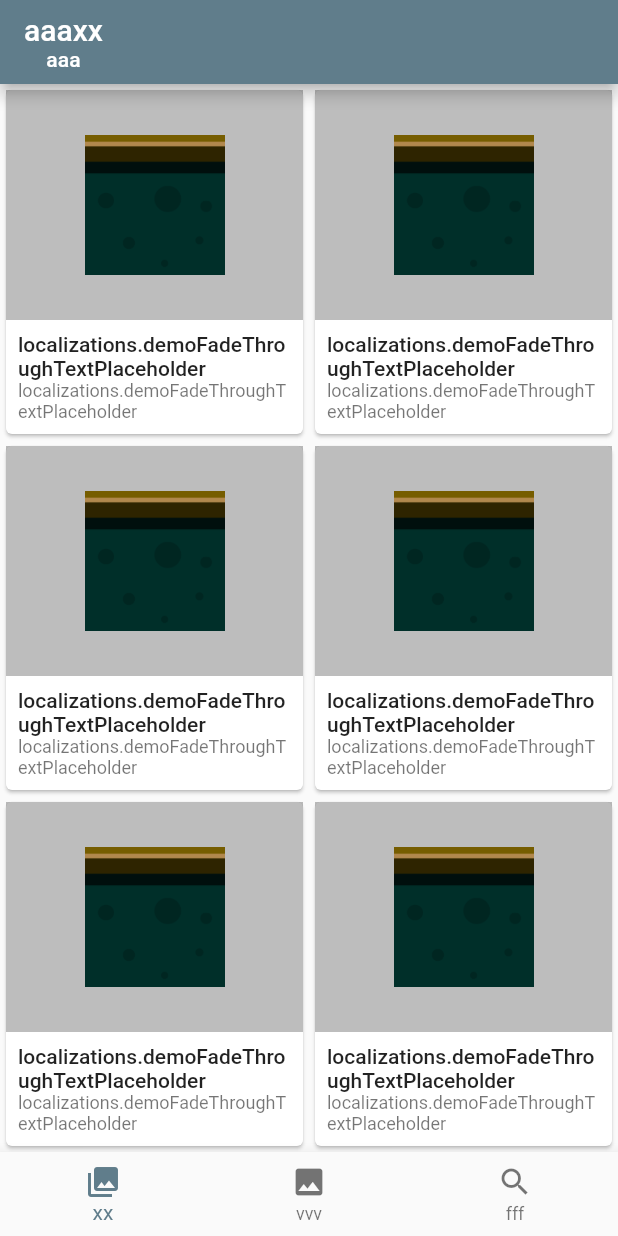
After one commit to Ruila/flutter-game, a Flutter app: the FadeThroughTransitionDemo screen opened directly, on a phone screen of 412 x 824 dp. The commit adds this screen. Run offline on Flutter 3.47's test engine with Material 2 defaults, Android fonts, the phone set to English and light mode, and no system bars; missing offline and left inert: flame.

Commit message:
rename containerTransfer

```diff
--- a/boxgame/lib/ui1/NDetailsCard.dart
+++ b/boxgame/lib/containerTransfer/NDetailsCard.dart
@@ -1,5 +1,5 @@
 import 'package:flutter/cupertino.dart';
-import 'package:boxgame/ui1/NInkWellOverlay.dart';
+import 'package:boxgame/containerTransfer/NInkWellOverlay.dart';
 import 'package:flutter/material.dart';
 
 class NDetailsCard extends StatelessWidget {
--- a/boxgame/lib/ui1/NDetailsListTitle.dart
+++ b/boxgame/lib/containerTransfer/NDetailsListTitle.dart
@@ -1,5 +1,5 @@
 import 'package:flutter/cupertino.dart';
-import 'package:boxgame/ui1/NInkWellOverlay.dart';
+import 'package:boxgame/containerTransfer/NInkWellOverlay.dart';
 import 'package:flutter/material.dart';
 
 class NDetailsListTile extends StatelessWidget {
--- a/boxgame/lib/ui1/NDetailsPage.dart
+++ b/boxgame/lib/containerTransfer/NDetailsPage.dart
@@ -1,5 +1,5 @@
 import 'package:flutter/cupertino.dart';
-import 'package:boxgame/ui1/NInkWellOverlay.dart';
+import 'package:boxgame/containerTransfer/NInkWellOverlay.dart';
 import 'package:flutter/material.dart';
 
 const String _loremIpsumParagraph =
--- a/boxgame/lib/ui1/NSmallDetailsCard.dart
+++ b/boxgame/lib/containerTransfer/NSmallDetailsCard.dart
@@ -1,5 +1,5 @@
 import 'package:flutter/cupertino.dart';
-import 'package:boxgame/ui1/NInkWellOverlay.dart';
+import 'package:boxgame/containerTransfer/NInkWellOverlay.dart';
 import 'package:flutter/material.dart';
 
 class NSmallDetailsCard extends StatelessWidget {
--- /dev/null
+++ b/boxgame/lib/pages/fadeTransition.dart
@@ -0,0 +1,189 @@
+// Copyright 2019 The Flutter Authors. All rights reserved.
+// Use of this source code is governed by a BSD-style license that can be
+// found in the LICENSE file.
+
+import 'package:animations/animations.dart';
+import 'package:flutter/material.dart';
+
+class FadeThroughTransitionDemo extends StatefulWidget {
+  const FadeThroughTransitionDemo({Key? key}) : super(key: key);
+
+  @override
+  _FadeThroughTransitionDemoState createState() =>
+      _FadeThroughTransitionDemoState();
+}
+
+class _FadeThroughTransitionDemoState extends State<FadeThroughTransitionDemo> {
+  int _pageIndex = 0;
+
+  final _pageList = <Widget>[
+    _AlbumsPage(),
+    _PhotosPage(),
+    _SearchPage(),
+  ];
+
+  @override
+  Widget build(BuildContext context) {
+    return Scaffold(
+      appBar: AppBar(
+        automaticallyImplyLeading: false,
+        title: Column(
+          children: [
+            const Text("aaaxx"),
+            Text(
+              'aaa',
+              style: Theme.of(context)
+                  .textTheme
+                  .subtitle2
+                  ?.copyWith(color: Colors.white),
+            ),
+          ],
+        ),
+      ),
+      body: PageTransitionSwitcher(
+        transitionBuilder: (
+          child,
+          animation,
+          secondaryAnimation,
+        ) {
+          return FadeThroughTransition(
+            animation: animation,
+            secondaryAnimation: secondaryAnimation,
+            child: child,
+          );
+        },
+        child: _pageList[_pageIndex],
+      ),
+      bottomNavigationBar: BottomNavigationBar(
+        currentIndex: _pageIndex,
+        onTap: (selectedIndex) {
+          setState(() {
+            _pageIndex = selectedIndex;
+          });
+        },
+        items: const [
+          BottomNavigationBarItem(
+            icon: Icon(Icons.photo_library),
+            label: "xx",
+          ),
+          BottomNavigationBarItem(
+            icon: Icon(Icons.photo),
+            label: "vvv",
+          ),
+          BottomNavigationBarItem(
+            icon: Icon(Icons.search),
+            label: "fff",
+          ),
+        ],
+      ),
+    );
+  }
+}
+
+class _ExampleCard extends StatelessWidget {
+  @override
+  Widget build(BuildContext context) {
+    final textTheme = Theme.of(context).textTheme;
+
+    return Expanded(
+      child: Card(
+        child: Stack(
+          children: [
+            Column(
+              crossAxisAlignment: CrossAxisAlignment.stretch,
+              children: [
+                Expanded(
+                  child: Container(
+                    color: Colors.black26,
+                    child: Padding(
+                      padding: const EdgeInsets.all(30),
+                      child: Ink.image(
+                        image: const AssetImage(
+                          'assets/images/ground.png',
+                        ),
+                      ),
+                    ),
+                  ),
+                ),
+                Padding(
+                  padding: const EdgeInsets.all(8),
+                  child: Column(
+                    crossAxisAlignment: CrossAxisAlignment.start,
+                    children: [
+                      Text(
+                        'localizations.demoFadeThroughTextPlaceholder',
+                        style: textTheme.bodyText1,
+                      ),
+                      Text(
+                        'localizations.demoFadeThroughTextPlaceholder',
+                        style: textTheme.caption,
+                      ),
+                    ],
+                  ),
+                ),
+              ],
+            ),
+            InkWell(
+              splashColor: Colors.black38,
+              onTap: () {},
+            ),
+          ],
+        ),
+      ),
+    );
+  }
+}
+
+class _AlbumsPage extends StatelessWidget {
+  @override
+  Widget build(BuildContext context) {
+    return Column(
+      children: [
+        ...List.generate(
+          3,
+          (index) => Expanded(
+            child: Row(
+              crossAxisAlignment: CrossAxisAlignment.stretch,
+              children: [
+                _ExampleCard(),
+                _ExampleCard(),
+              ],
+            ),
+          ),
+        ),
+      ],
+    );
+  }
+}
+
+class _PhotosPage extends StatelessWidget {
+  @override
+  Widget build(BuildContext context) {
+    return Column(
+      children: [
+        _ExampleCard(),
+        _ExampleCard(),
+      ],
+    );
+  }
+}
+
+class _SearchPage extends StatelessWidget {
+  @override
+  Widget build(BuildContext context) {
+    return ListView.builder(
+      itemBuilder: (context, index) {
+        return ListTile(
+          leading: Image.asset(
+            'assets/images/star.png',
+            width: 40,
+          ),
+          title:
+              Text('localizations.demoMotionListTileTitle' + ' ${index + 1}'),
+          subtitle: const Text('dfsfs'),
+        );
+      },
+      itemCount: 10,
+    );
+  }
+}
```
Also changed, not shown: boxgame/lib/pages/containerTransfer.dart (renamed from boxgame/lib/pages/uiOne.dart, +7 -7 lines), boxgame/lib/pages/toolBox.dart (+15 -6 lines), boxgame/lib/containerTransfer/NInkWellOverlay.dart (renamed from boxgame/lib/ui1/NInkWellOverlay.dart), boxgame/lib/containerTransfer/NOpenContainerWrapper.dart (renamed from boxgame/lib/ui1/NOpenContainerWrapper.dart).
